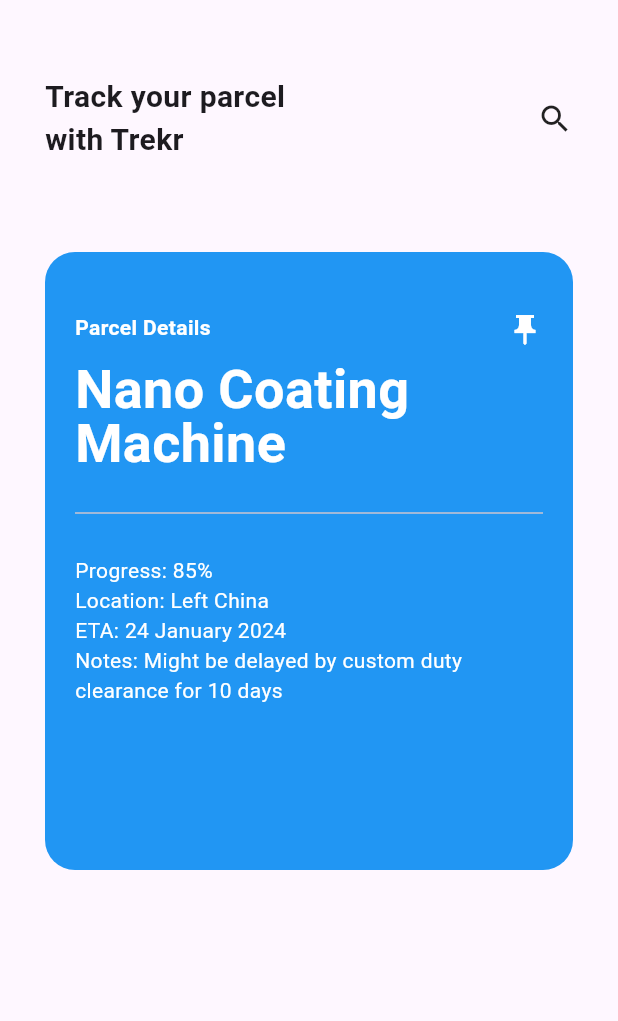
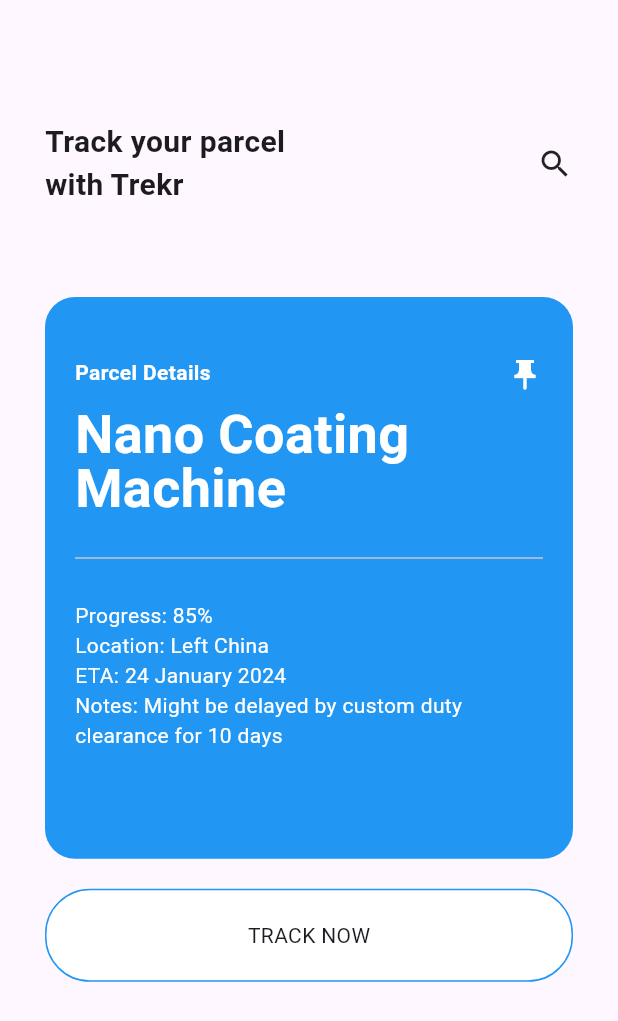
Before and after one commit to tinashemahwenda/trekr, a Flutter app: the TrekrProduct screen opened directly, on a phone screen of 412 x 824 dp. Shown: the top 1021 px of the screen. Run offline on Flutter 3.47's test engine with Material 3 defaults, Android fonts, the phone set to English and light mode, and no system bars.

Commit message:
created a button and added the routing for the button

```diff
--- a/lib/screens/trekr_product.dart
+++ b/lib/screens/trekr_product.dart
@@ -11,7 +11,7 @@ class TrekrProduct extends StatelessWidget {
         body: SafeArea(
       child: Padding(
         padding: const EdgeInsets.symmetric(
-          vertical: 50.0,
+          vertical: 80.0,
           horizontal: 30.0,
         ),
         child: Column(
@@ -39,7 +39,7 @@ class TrekrProduct extends StatelessWidget {
             ),
             Container(
               width: width,
-              height: height / 2,
+              height: height / 2.2,
               decoration: BoxDecoration(
                 color: Colors.blue,
                 borderRadius: BorderRadius.circular(20),
@@ -115,6 +115,25 @@ class TrekrProduct extends StatelessWidget {
                   ],
                 ),
               ),
+            ),
+            SizedBox(
+              height: 20,
+            ),
+            GestureDetector(
+              onTap: () {
+                Navigator.pop(context);
+              },
+              child: Container(
+                padding: EdgeInsets.all(20),
+                decoration: BoxDecoration(
+                    color: Colors.white,
+                    borderRadius: BorderRadius.circular(30),
+                    border: Border.all(
+                      width: 1,
+                      color: Colors.blue,
+                    )),
+                child: Center(child: Text('TRACK NOW')),
+              ),
             )
           ],
         ),
```
